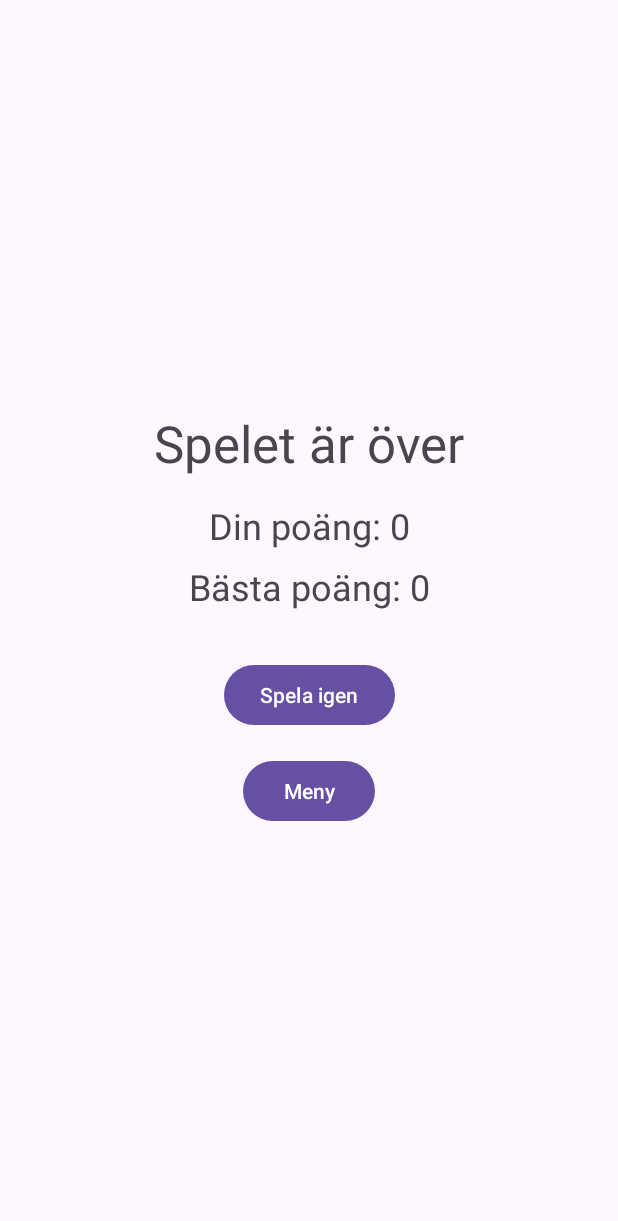
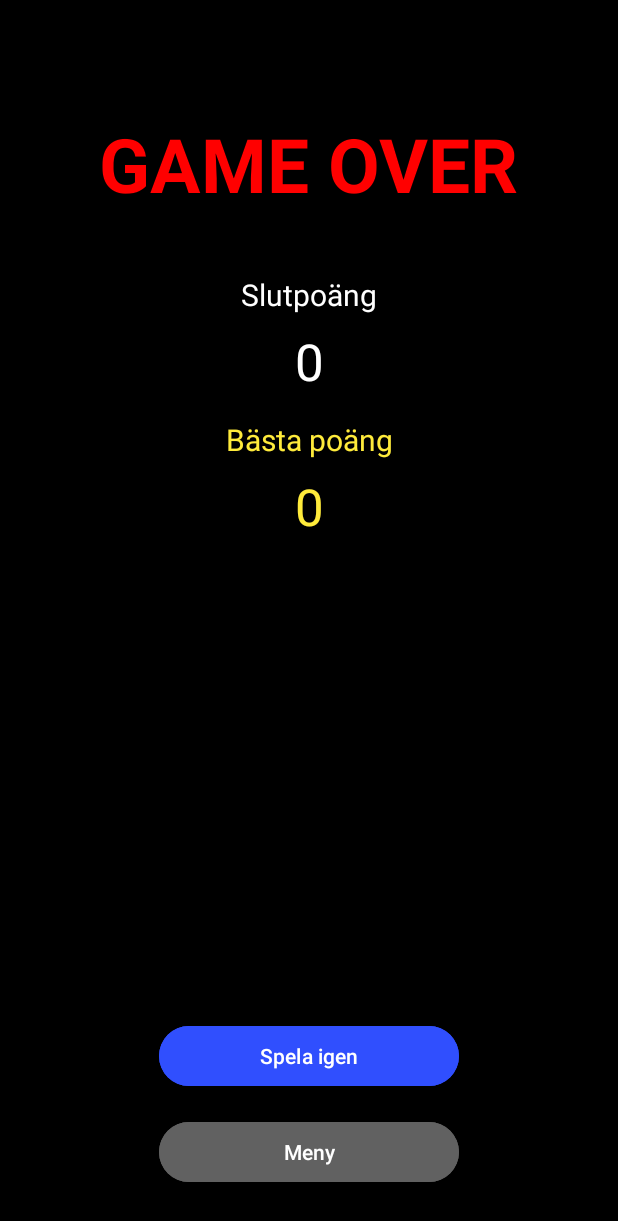
Before and after one commit to mazzlum5/GuessCard, an Android app: the GameOverActivity screen opened directly, with no data from a screen before it, on a phone screen of 412 x 824 dp. Shown: the top 1221 px of the screen. Run offline under Robolectric (Android 15) with nearby library versions, the phone set to English and light mode, and no system bars.

Commit message:
game over xml designed as skiss and uppdated gameover.kt for final result point

```diff
--- a/app/src/main/java/com/example/guesscard/GameOverActivity.kt
+++ b/app/src/main/java/com/example/guesscard/GameOverActivity.kt
@@ -15,7 +15,7 @@ class GameOverActivity : AppCompatActivity() {
 
         val finalScore = intent.getIntExtra("SCORE", 0)
         val finalScoreTextView = findViewById<TextView>(R.id.finalScoreTextView)
-        finalScoreTextView.text = "Din poäng: $finalScore"
+        finalScoreTextView.text = finalScore.toString()
 
         val sharedPreferences = getSharedPreferences("GuessCard", Context.MODE_PRIVATE)
         val bestScore = sharedPreferences.getInt("BEST_SCORE", 0)
@@ -25,7 +25,7 @@ class GameOverActivity : AppCompatActivity() {
         }
 
         val bestScoreTextView = findViewById<TextView>(R.id.bestScoreTextView)
-        bestScoreTextView.text = "Bästa poäng: ${sharedPreferences.getInt("BEST_SCORE", 0)}"
+        bestScoreTextView.text = sharedPreferences.getInt("BEST_SCORE", 0).toString()
 
         val playAgainButton = findViewById<Button>(R.id.playAgainButton)
         playAgainButton.setOnClickListener {
--- a/app/src/main/res/layout/activity_game_over.xml
+++ b/app/src/main/res/layout/activity_game_over.xml
@@ -1,15 +1,19 @@
 <?xml version="1.0" encoding="utf-8"?>
 <androidx.constraintlayout.widget.ConstraintLayout xmlns:android="http://schemas.android.com/apk/res/android"
     xmlns:app="http://schemas.android.com/apk/res-auto"
+    xmlns:tools="http://schemas.android.com/tools"
     android:layout_width="match_parent"
-    android:layout_height="match_parent">
+    android:layout_height="match_parent"
+    android:background="#000000">
 
     <TextView
         android:id="@+id/gameOverTextView"
         android:layout_width="wrap_content"
         android:layout_height="wrap_content"
-        android:text="Spelet är över"
-        android:textSize="34sp"
+        android:text="GAME OVER"
+        android:textColor="#FF0000"
+        android:textSize="50sp"
+        android:textStyle="bold"
         app:layout_constraintBottom_toTopOf="@+id/finalScoreTextView"
         app:layout_constraintEnd_toEndOf="parent"
         app:layout_constraintStart_toStartOf="parent"
@@ -17,49 +21,75 @@
         app:layout_constraintVertical_chainStyle="packed" />
 
     <TextView
+        android:id="@+id/slutpoängTextView"
+        android:layout_width="wrap_content"
+        android:layout_height="wrap_content"
+        android:layout_marginTop="40dp"
+        android:text="Slutpoäng"
+        android:textColor="@android:color/white"
+        android:textSize="20sp"
+        app:layout_constraintEnd_toEndOf="parent"
+        app:layout_constraintStart_toStartOf="parent"
+        app:layout_constraintTop_toBottomOf="@+id/gameOverTextView" />
+
+    <TextView
         android:id="@+id/finalScoreTextView"
         android:layout_width="wrap_content"
         android:layout_height="wrap_content"
-        android:layout_marginTop="16dp"
-        android:text="Din poäng: 0"
-        android:textSize="24sp"
-        app:layout_constraintBottom_toTopOf="@+id/bestScoreTextView"
+        android:layout_marginTop="8dp"
+        android:text="17"
+        android:textColor="@android:color/white"
+        android:textSize="34sp"
         app:layout_constraintEnd_toEndOf="parent"
         app:layout_constraintStart_toStartOf="parent"
-        app:layout_constraintTop_toBottomOf="@+id/gameOverTextView" />
+        app:layout_constraintTop_toBottomOf="@+id/slutpoängTextView" />
+
+    <TextView
+        android:id="@+id/bästaPoängTextView"
+        android:layout_width="wrap_content"
+        android:layout_height="wrap_content"
+        android:layout_marginTop="16dp"
+        android:text="Bästa poäng"
+        android:textColor="#FFEB3B"
+        android:textSize="20sp"
+        app:layout_constraintEnd_toEndOf="parent"
+        app:layout_constraintStart_toStartOf="parent"
+        app:layout_constraintTop_toBottomOf="@+id/finalScoreTextView" />
 
     <TextView
         android:id="@+id/bestScoreTextView"
         android:layout_width="wrap_content"
         android:layout_height="wrap_content"
         android:layout_marginTop="8dp"
-        android:text="Bästa poäng: 0"
-        android:textSize="24sp"
-        app:layout_constraintBottom_toTopOf="@+id/playAgainButton"
+        android:text="22"
+        android:textColor="#FFEB3B"
+        android:textSize="34sp"
         app:layout_constraintEnd_toEndOf="parent"
         app:layout_constraintStart_toStartOf="parent"
-        app:layout_constraintTop_toBottomOf="@+id/finalScoreTextView" />
+        app:layout_constraintTop_toBottomOf="@+id/bästaPoängTextView" />
 
     <Button
         android:id="@+id/playAgainButton"
-        android:layout_width="wrap_content"
+        android:layout_width="200dp"
         android:layout_height="wrap_content"
-        android:layout_marginTop="32dp"
+        android:layout_marginBottom="16dp"
+        android:backgroundTint="#304FFE"
         android:text="Spela igen"
+        android:textColor="@android:color/white"
         app:layout_constraintBottom_toTopOf="@+id/menuButton"
         app:layout_constraintEnd_toEndOf="parent"
-        app:layout_constraintStart_toStartOf="parent"
-        app:layout_constraintTop_toBottomOf="@+id/bestScoreTextView" />
+        app:layout_constraintStart_toStartOf="parent" />
 
     <Button
         android:id="@+id/menuButton"
-        android:layout_width="wrap_content"
+        android:layout_width="200dp"
         android:layout_height="wrap_content"
-        android:layout_marginTop="16dp"
+        android:layout_marginBottom="32dp"
+        android:backgroundTint="#616161"
         android:text="Meny"
+        android:textColor="@android:color/white"
         app:layout_constraintBottom_toBottomOf="parent"
         app:layout_constraintEnd_toEndOf="parent"
-        app:layout_constraintStart_toStartOf="parent"
-        app:layout_constraintTop_toBottomOf="@+id/playAgainButton" />
+        app:layout_constraintStart_toStartOf="parent" />
 
 </androidx.constraintlayout.widget.ConstraintLayout>
```
Also changed, not shown: app/src/main/res/layout/activity_game.xml (+47 -17 lines).
